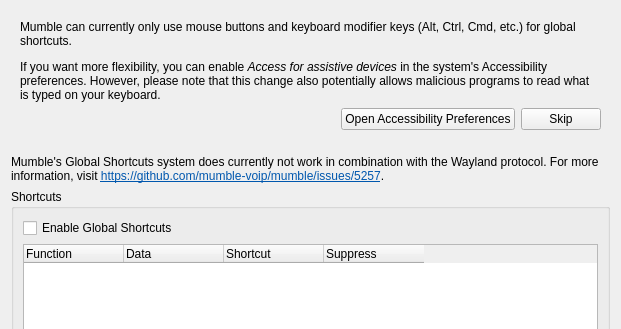
mumble-voip/mumble, file src/mumble/GlobalShortcut.ui: the form before one commit; both pictures show x 0 to 621 and y 0 to 329 of the 621 by 542 pixel window.
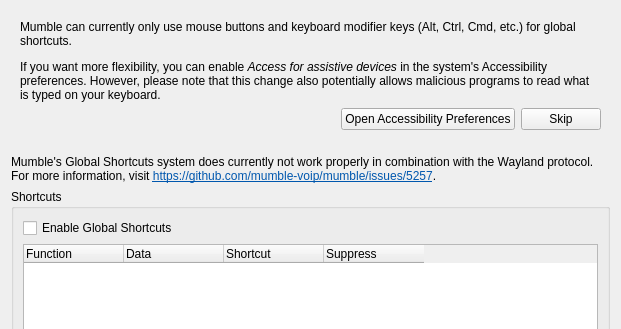
The form after the commit.

Commit message:
CHANGE(client): Don't hard block shortcuts on Wayland
In #5307 we disabled global shortcuts on Wayland, but we did it in a way
that would prevent anyone from re-enabling the support.

Since we have received reports of some users actually making use of the
shortcut system on Wayland, even without proper Wayland support, we
decided to remove the hard-lock and allow these users to re-enable the
shortcuts, if they so want.

Fixes #5454

```diff
--- a/src/mumble/GlobalShortcut.ui
+++ b/src/mumble/GlobalShortcut.ui
@@ -98,7 +98,7 @@
    <item>
     <widget class="QLabel" name="qlWaylandNote">
      <property name="text">
-      <string>&lt;html&gt;&lt;head/&gt;&lt;body&gt;&lt;p&gt;Mumble's Global Shortcuts system does currently not work in combination with the Wayland protocol. For more information, visit &lt;a href=&quot;https://github.com/mumble-voip/mumble/issues/5257&quot;&gt;&lt;span style=&quot; text-decoration: underline; color:#0057ae;&quot;&gt;https://github.com/mumble-voip/mumble/issues/5257&lt;/span&gt;&lt;/a&gt;.&lt;/p&gt;&lt;/body&gt;&lt;/html&gt;</string>
+      <string>&lt;html&gt;&lt;head/&gt;&lt;body&gt;&lt;p&gt;Mumble's Global Shortcuts system does currently not work properly in combination with the Wayland protocol. For more information, visit &lt;a href=&quot;https://github.com/mumble-voip/mumble/issues/5257&quot;&gt;&lt;span style=&quot; text-decoration: underline; color:#0057ae;&quot;&gt;https://github.com/mumble-voip/mumble/issues/5257&lt;/span&gt;&lt;/a&gt;.&lt;/p&gt;&lt;/body&gt;&lt;/html&gt;</string>
      </property>
      <property name="wordWrap">
       <bool>true</bool>
```
The commit also changes 3 other files.
